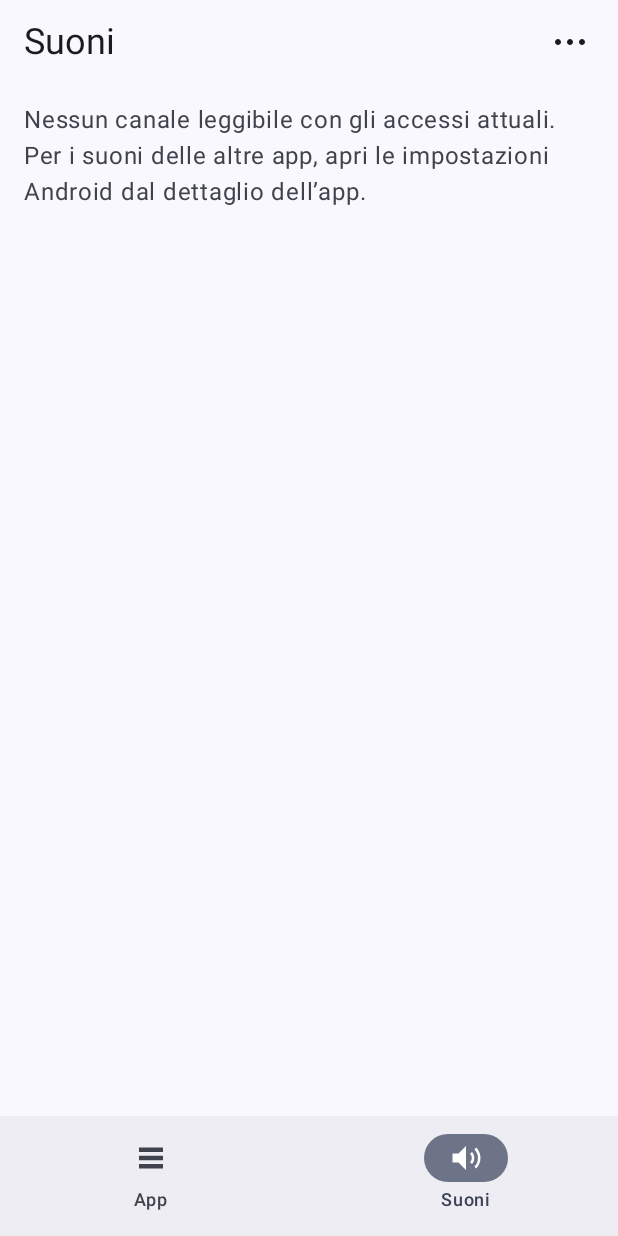
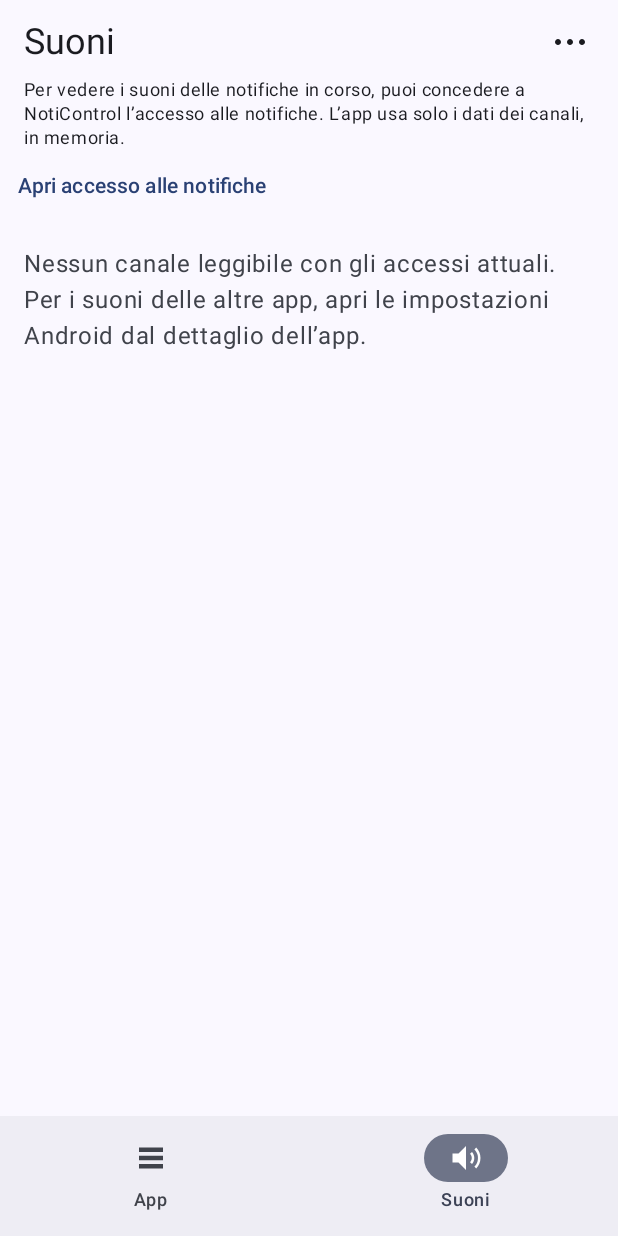
Before and after one commit to ossacolsale/noticontrol, an Android app built with Jetpack Compose: the screen it shows after launch (MainActivity), item 2 of the bottom bar chosen, on a phone screen of 412 x 824 dp. Run offline under Robolectric (Android 15) with nearby library versions, the phone set to English and light mode, and no system bars.

Commit message:
feat: show granted permissions and channels of current notifications

```diff
--- a/app/src/main/java/io/github/ossacolsale/noticontrol/AndroidInventory.kt
+++ b/app/src/main/java/io/github/ossacolsale/noticontrol/AndroidInventory.kt
@@ -40,17 +40,20 @@ internal class CapabilityDetector(private val context: Context) {
         } else {
             emptySet()
         }
-        return manager.notificationChannels.map { channel ->
+        return manager.notificationChannels.map { channel -> entry(packageName, channel, channel.group in blockedGroups) }
+    }
+
+    fun entry(packageName: String, channel: NotificationChannel, groupBlocked: Boolean?): ChannelEntry {
         val sound = readSound(channel)
-            ChannelEntry(
+        return ChannelEntry(
             target = SettingsTarget(packageName, channel.id),
             name = channel.name?.toString().orEmpty().ifBlank { channel.id },
             active = channel.importance > NotificationManager.IMPORTANCE_NONE &&
-                    channel.group !in blockedGroups,
+                groupBlocked != true,
             sound = sound.first,
             soundTitle = sound.second,
+            observed = groupBlocked == null,
         )
-        }
     }
 
     private fun readSound(channel: NotificationChannel): Pair<SoundKey, String?> {
@@ -58,7 +61,7 @@ internal class CapabilityDetector(private val context: Context) {
         if (uri == RingtoneManager.getDefaultUri(RingtoneManager.TYPE_NOTIFICATION)) {
             return SoundKey(SoundKind.DEFAULT) to null
         }
-        val title = if (uri.scheme == "content") readSoundTitle(uri) else null
+        val title = if (uri.scheme == "content" && uri.authority == "media") readSoundTitle(uri) else null
         return SoundKey(SoundKind.CUSTOM, uri.toString()) to title
     }
 
@@ -77,7 +80,7 @@ internal class AndroidInventory(private val context: Context) {
     private val capabilities = CapabilityDetector(context)
 
     @Suppress("DEPRECATION")
-    fun read(): List<AppEntry> {
+    fun read(listener: ChannelListener?): List<AppEntry> {
         val packages = context.packageManager
         val installed = if (Build.VERSION.SDK_INT >= 33) {
             packages.getInstalledPackages(
@@ -86,6 +89,7 @@ internal class AndroidInventory(private val context: Context) {
         } else {
             packages.getInstalledPackages(0)
         }
+        val observed = listener?.channels().orEmpty()
         val collator = Collator.getInstance(context.resources.configuration.locales[0])
         return installed.mapNotNull { info ->
             val application = info.applicationInfo ?: return@mapNotNull null
@@ -110,7 +114,17 @@ internal class AndroidInventory(private val context: Context) {
                 system = application.flags and
                     (ApplicationInfo.FLAG_SYSTEM or ApplicationInfo.FLAG_UPDATED_SYSTEM_APP) != 0,
                 globalStatus = status,
-                channels = channels,
+                channels = channels ?: observed[info.packageName]?.map { channel ->
+                    capabilities.entry(info.packageName, channel, groupBlocked = null)
+                },
+                observedOnly = info.packageName != context.packageName,
+                appUnavailable = !application.enabled || application.flags and ApplicationInfo.FLAG_SUSPENDED != 0 ||
+                    try {
+                        packages.getApplicationEnabledSetting(info.packageName) ==
+                            PackageManager.COMPONENT_ENABLED_STATE_DISABLED_UNTIL_USED
+                    } catch (_: IllegalArgumentException) {
+                        true
+                    },
             )
         }.sortedWith { first, second ->
             collator.compare(first.name, second.name).takeIf { it != 0 }
--- a/app/src/main/java/io/github/ossacolsale/noticontrol/Inventory.kt
+++ b/app/src/main/java/io/github/ossacolsale/noticontrol/Inventory.kt
@@ -4,13 +4,14 @@ enum class GlobalStatus(val allowed: Boolean?) {
     ENABLED(true), BLOCKED(false), PERMISSION_GRANTED(true), PERMISSION_DENIED(false), UNKNOWN(null)
 }
 
-enum class AppStatus { ACTIVE, PARTIAL, BLOCKED, CHANNELS_BLOCKED, UNKNOWN }
+enum class AppStatus { PERMISSION_ONLY, ACTIVE, PARTIAL, BLOCKED, CHANNELS_BLOCKED, UNKNOWN }
 
 enum class AppFilter {
-    ALL, ACTIVE, PARTIAL, DISABLED, UNKNOWN;
+    ALL, PERMITTED, ACTIVE, PARTIAL, DISABLED, UNKNOWN;
 
     fun matches(status: AppStatus) = when (this) {
         ALL -> true
+        PERMITTED -> status == AppStatus.PERMISSION_ONLY
         ACTIVE -> status == AppStatus.ACTIVE
         PARTIAL -> status == AppStatus.PARTIAL
         DISABLED -> status == AppStatus.BLOCKED || status == AppStatus.CHANNELS_BLOCKED
@@ -30,6 +31,7 @@ data class ChannelEntry(
     val active: Boolean,
     val sound: SoundKey,
     val soundTitle: String? = null,
+    val observed: Boolean = false,
 )
 
 data class AppEntry(
@@ -38,11 +40,16 @@ data class AppEntry(
     val system: Boolean,
     val globalStatus: GlobalStatus,
     val channels: List<ChannelEntry>?,
+    val observedOnly: Boolean = false,
+    val appUnavailable: Boolean = false,
 ) {
     val target get() = SettingsTarget(packageName)
     val activeChannels = channels?.count { it.active }
     val status = when {
         globalStatus.allowed == false -> AppStatus.BLOCKED
+        appUnavailable -> AppStatus.UNKNOWN
+        observedOnly && globalStatus == GlobalStatus.PERMISSION_GRANTED -> AppStatus.PERMISSION_ONLY
+        observedOnly -> AppStatus.UNKNOWN
         channels.isNullOrEmpty() -> AppStatus.UNKNOWN
         activeChannels == 0 -> AppStatus.CHANNELS_BLOCKED
         globalStatus.allowed != true -> AppStatus.UNKNOWN
--- a/app/src/main/java/io/github/ossacolsale/noticontrol/InventoryScreen.kt
+++ b/app/src/main/java/io/github/ossacolsale/noticontrol/InventoryScreen.kt
@@ -69,6 +69,7 @@ private enum class Section { APPS, SOUNDS }
 internal fun InventoryScreen(
     model: InventoryViewModel,
     openSettings: (SettingsTarget) -> OpenResult,
+    listenerSettings: () -> Unit,
 ) {
     val state by model.state.collectAsStateWithLifecycle()
     val keyboard = LocalSoftwareKeyboardController.current
@@ -226,13 +227,20 @@ internal fun InventoryScreen(
                         }
                     }
                 }
-                else -> SoundsList(
+                else -> Column {
+                    Text(stringResource(if (state.listening) R.string.observed_help else R.string.access_help),
+                        Modifier.padding(horizontal = 16.dp), style = MaterialTheme.typography.bodySmall)
+                    TextButton(onClick = if (state.listening) model::refresh else listenerSettings) {
+                        Text(stringResource(if (state.listening) R.string.refresh else R.string.listener_settings))
+                    }
+                    SoundsList(
                         groups, expanded, selecting, selected,
                         showEmpty = !state.loading && !state.error,
                         expand = { expanded = expanded.toggle(it) },
                         open = ::openOne,
                         select = ::toggleSelection,
                     )
+                }
             }
         }
     }
@@ -325,6 +333,7 @@ private fun AppFilters(apps: List<AppEntry>, current: AppFilter, onFilter: (AppF
         items(AppFilter.entries) { filter ->
             val label = stringResource(
                 when (filter) {
+                    AppFilter.PERMITTED -> R.string.filter_permitted
                     AppFilter.ALL -> R.string.filter_all
                     AppFilter.ACTIVE -> R.string.status_active
                     AppFilter.PARTIAL -> R.string.filter_partial
@@ -356,6 +365,7 @@ private fun AppDetail(
                 Text(appSubtitle(app))
                 TextButton(onClick = { open(app.target) }) { Text(stringResource(R.string.open_app_settings)) }
                 when {
+                    app.observedOnly && !app.channels.isNullOrEmpty() -> Text(stringResource(R.string.observed_help))
                     app.channels == null -> Text(stringResource(R.string.channels_unavailable))
                     app.channels.isEmpty() -> Text(stringResource(R.string.no_channels))
                 }
@@ -412,7 +422,11 @@ private fun ChannelRow(
     select: (SettingsTarget) -> Unit,
     open: (SettingsTarget) -> Unit,
 ) {
-    val status = stringResource(if (channel.active) R.string.channel_active else R.string.channel_blocked)
+    val status = stringResource(when {
+        channel.observed -> R.string.observed_channel
+        channel.active -> R.string.channel_active
+        else -> R.string.channel_blocked
+    })
     EntryRow(
         name, stringResource(R.string.join_details, status, soundTitle(channel.sound, channel.soundTitle)),
         selecting, channel.target in selected,
@@ -516,6 +530,7 @@ private fun Note(@StringRes text: Int, error: Boolean = false) {
 private fun appSubtitle(app: AppEntry): String {
     val status = stringResource(
         when (app.status) {
+            AppStatus.PERMISSION_ONLY -> R.string.filter_permitted
             AppStatus.ACTIVE -> R.string.status_active
             AppStatus.PARTIAL -> R.string.status_partial
             AppStatus.BLOCKED -> R.string.status_blocked
@@ -524,15 +539,17 @@ private fun appSubtitle(app: AppEntry): String {
         },
     )
     val permissionText = when (app.globalStatus) {
-        GlobalStatus.PERMISSION_GRANTED -> stringResource(R.string.permission_allowed)
+        GlobalStatus.PERMISSION_GRANTED -> if (app.status == AppStatus.PERMISSION_ONLY) null else stringResource(R.string.permission_allowed)
         GlobalStatus.PERMISSION_DENIED -> stringResource(R.string.permission_denied)
         else -> null
     }
+    if (app.appUnavailable && app.status == AppStatus.UNKNOWN) return stringResource(R.string.app_inactive)
     val channels = app.channels
     if (channels.isNullOrEmpty()) {
         return permissionText?.let { stringResource(R.string.join_details, status, it) } ?: status
     }
-    val counts = stringResource(R.string.channel_summary, app.activeChannels!!, channels.size)
+    val counts = if (app.observedOnly) stringResource(R.string.observed_count, channels.size)
+    else stringResource(R.string.channel_summary, app.activeChannels!!, channels.size)
     val sounds = channels.map { it.sound }.distinct()
     val sound = if (sounds.size > 1) stringResource(R.string.mixed_sounds)
     else soundTitle(sounds.single(), channels.firstNotNullOfOrNull { it.soundTitle })
--- a/app/src/main/java/io/github/ossacolsale/noticontrol/InventoryViewModel.kt
+++ b/app/src/main/java/io/github/ossacolsale/noticontrol/InventoryViewModel.kt
@@ -13,6 +13,7 @@ import kotlinx.coroutines.withContext
 
 internal data class InventoryState(
     val apps: List<AppEntry> = emptyList(),
+    val listening: Boolean = false,
     val loading: Boolean = true,
     val error: Boolean = false,
     val filter: AppFilter = AppFilter.ALL,
@@ -34,20 +35,27 @@ internal class InventoryViewModel(application: Application) : AndroidViewModel(a
     val state = mutableState.asStateFlow()
     private var scan: Job? = null
 
+    init {
+        viewModelScope.launch {
+            ChannelListener.connection.collect { refresh() }
+        }
+    }
+
     fun refresh() {
         scan?.cancel()
         scan = viewModelScope.launch {
             mutableState.update { it.copy(loading = true, error = false) }
+            val listener = ChannelListener.connection.value
             val apps = withContext(Dispatchers.IO) {
                 try {
-                    inventory.read()
+                    inventory.read(listener)
                 } catch (_: SecurityException) {
                     null
                 }
             }
             mutableState.update {
-                if (apps == null) it.copy(loading = false, error = true)
-                else it.copy(apps = apps, loading = false, error = false)
+                if (apps == null) it.copy(apps = emptyList(), listening = false, loading = false, error = true)
+                else it.copy(apps = apps, listening = listener != null, loading = false, error = false)
             }
         }
     }
--- a/app/src/main/java/io/github/ossacolsale/noticontrol/MainActivity.kt
+++ b/app/src/main/java/io/github/ossacolsale/noticontrol/MainActivity.kt
@@ -1,5 +1,9 @@
 package io.github.ossacolsale.noticontrol
 
+import android.content.ActivityNotFoundException
+import android.content.Intent
+import android.provider.Settings
+import android.widget.Toast
 import android.os.Build
 import android.os.Bundle
 import androidx.activity.ComponentActivity
@@ -33,7 +37,13 @@ class MainActivity : ComponentActivity() {
             }
             MaterialTheme(colorScheme = colors) {
                 LifecycleEventEffect(Lifecycle.Event.ON_RESUME) { model.refresh() }
-                InventoryScreen(model, ::openNativeSettings)
+                InventoryScreen(model, ::openNativeSettings) {
+                    try {
+                        startActivity(Intent(Settings.ACTION_NOTIFICATION_LISTENER_SETTINGS))
+                    } catch (_: ActivityNotFoundException) {
+                        Toast.makeText(this, R.string.no_access_screen, Toast.LENGTH_LONG).show()
+                    }
+                }
             }
         }
     }
--- a/app/src/main/res/values/strings.xml
+++ b/app/src/main/res/values/strings.xml
@@ -59,4 +59,12 @@
         <item quantity="one">%d selezionato</item>
         <item quantity="other">%d selezionati</item>
     </plurals>
+    <string name="filter_permitted">Permesso consentito</string>
+    <string name="observed_help">Canali delle notifiche in corso al momento della lettura. Aggiorna per rileggere i suoni.</string>
+    <string name="access_help">Per vedere i suoni delle notifiche in corso, puoi concedere a NotiControl l’accesso alle notifiche. L’app usa solo i dati dei canali, in memoria.</string>
+    <string name="listener_settings">Apri accesso alle notifiche</string>
+    <string name="no_access_screen">Schermata di accesso non disponibile</string>
+    <string name="observed_count">Canali osservati %1$d</string>
+    <string name="app_inactive">App sospesa o disabilitata · Da verificare</string>
+    <string name="observed_channel">Canale osservato</string>
 </resources>
```
Also changed, not shown: app/src/main/AndroidManifest.xml (+8 -0 lines), app/src/main/java/io/github/ossacolsale/noticontrol/ChannelListener.kt (added, +45 -0 lines), 7 other files. Lines whose indentation alone changed are shown as unchanged.
